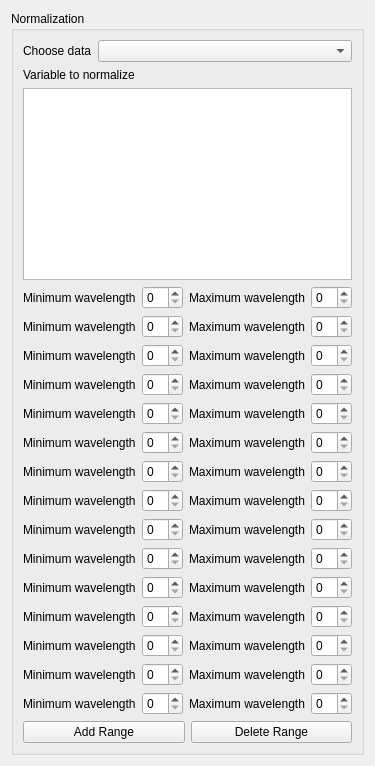
Before: the Qt Designer form ui/Normalization.ui in tisaconundrum2/PySAT-GUI, drawn with Qt 5.
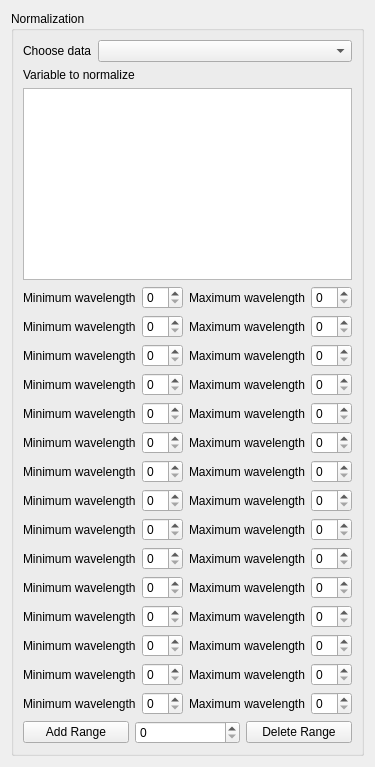
After: the same form once the commit is applied.

Commit message: Adding range count button

```diff
--- a/ui/Normalization.ui
+++ b/ui/Normalization.ui
@@ -359,6 +359,13 @@
           </property>
          </widget>
         </item>
+        <item>
+         <widget class="QSpinBox" name="rangeCountSpinBox">
+          <property name="maximum">
+           <number>14</number>
+          </property>
+         </widget>
+        </item>
         <item>
          <widget class="QPushButton" name="deleteRangePushButton">
           <property name="text">
```
Left out of the diff: 6 changed lines with no effect on the pictures. The commit also changes 1 other file.
